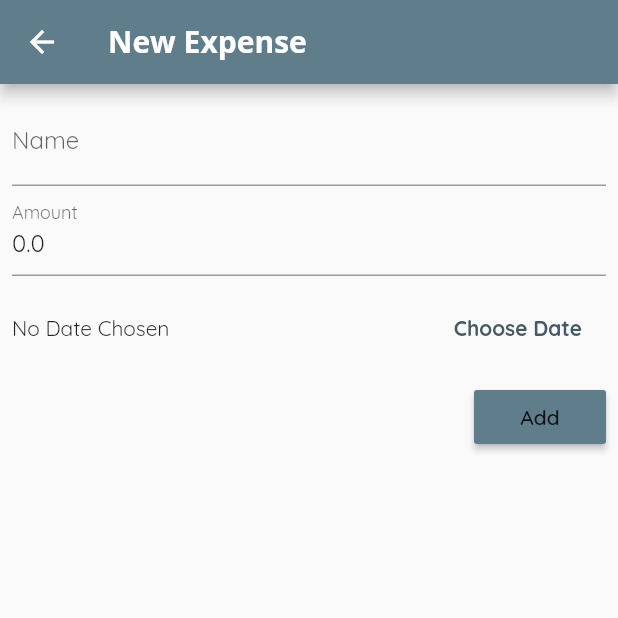
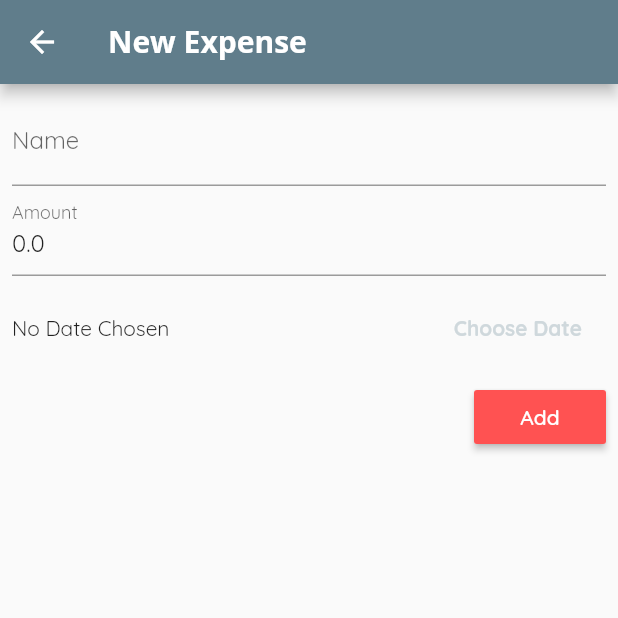
Before and after one commit to Balintataw/bilihin, a Flutter app: the NewTransaction screen opened directly, on a phone screen of 412 x 824 dp, the top half of it. Run offline on Flutter 3.47's test engine with Material 2 defaults, Android fonts, the phone set to English and light mode, and no system bars; our stand-ins replace flutter_redux, redux, redux_thunk, shared_preferences; accounts and stored records are empty.

Commit message:
added app icon and dark theme switcher

```diff
--- a/lib/widgets/new_transaction.dart
+++ b/lib/widgets/new_transaction.dart
@@ -1,6 +1,7 @@
 import 'package:expenseTracker/models/app_state.dart';
 import 'package:expenseTracker/models/transaction.dart';
 import 'package:expenseTracker/redux/actions/actions.dart';
+import 'package:flutter/cupertino.dart';
 import 'package:flutter/material.dart';
 import 'package:intl/intl.dart';
 import 'package:redux/redux.dart';
@@ -63,8 +64,14 @@ class _NewTransactionState extends State<NewTransaction> {
       appBar: AppBar(
         title: Text("New Expense"),
       ),
-      body: Container(
-        padding: EdgeInsets.all(8),
+      body: SingleChildScrollView(
+              child: Container(
+          padding: EdgeInsets.only(
+            top: 8,
+            left: 8,
+            right: 8,
+            bottom: MediaQuery.of(context).viewInsets.bottom + 8
+          ),
           child: Column(
             crossAxisAlignment: CrossAxisAlignment.end,
             children: <Widget>[
@@ -92,7 +99,7 @@ class _NewTransactionState extends State<NewTransaction> {
                       ),
                     ),
                     FlatButton(
-                    textColor: Theme.of(context).primaryColorDark,
+                      textColor: Theme.of(context).primaryColorLight,
                       child: Text(
                         'Choose Date',
                         style: TextStyle(fontWeight: FontWeight.bold)
@@ -105,10 +112,11 @@ class _NewTransactionState extends State<NewTransaction> {
               RaisedButton(
                 onPressed: _onSubmit,
                 child: Text('Add'),
-              color: Theme.of(context).primaryColor,
+                color: Theme.of(context).accentColor,
                 textColor: Theme.of(context).textTheme.button.color,
               )
             ],
+          ),
         ),
       )
     );
```
Also changed, not shown: lib/main.dart (+8 -9 lines), lib/widgets/home_page.dart (+13 -6 lines), lib/widgets/settings.dart (+1 -7 lines), lib/widgets/transaction_list_item.dart (+11 -1 lines), assets/icon/icon.png (added), 28 other files. Lines whose indentation alone changed are shown as unchanged.
